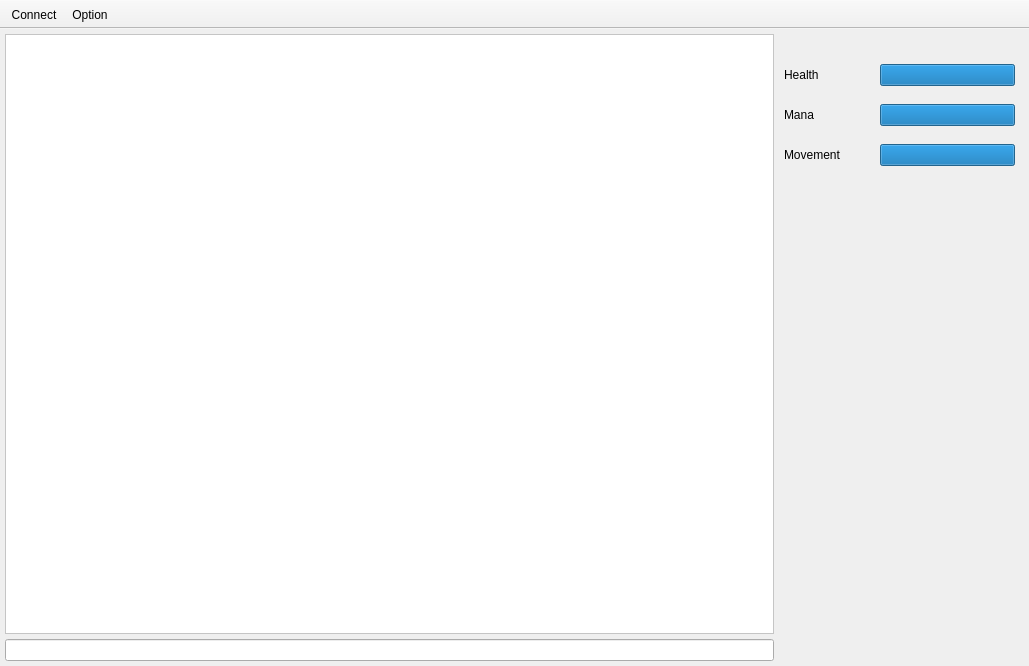
Before: the Qt Designer form src/devclient/gui.ui in develer-staff/devclient, drawn with Qt 5.
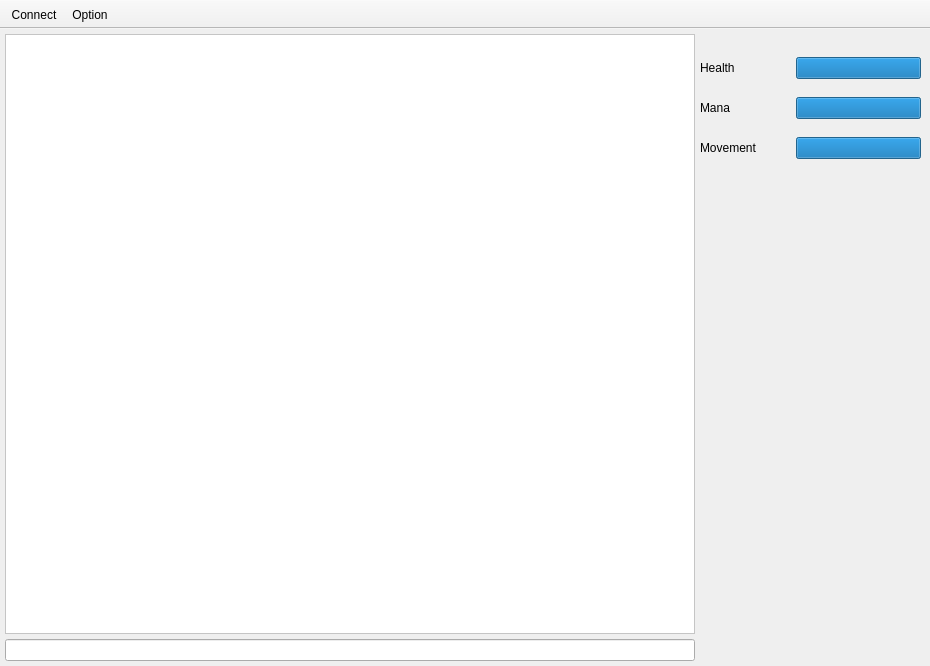
After: the same form once the commit is applied. The open tabs and pages were chosen to show the change. Icons and pictures are not drawn.

Commit message: ridimensionata interfaccia per essere usabile alla risoluzione di 1024x768

```diff
--- a/src/devclient/gui.ui
+++ b/src/devclient/gui.ui
@@ -5,7 +5,7 @@
    <rect>
     <x>0</x>
     <y>0</y>
-    <width>1029</width>
+    <width>930</width>
     <height>666</height>
    </rect>
   </property>
@@ -42,7 +42,7 @@
       </property>
       <property name="minimumSize" >
        <size>
-        <width>760</width>
+        <width>690</width>
         <height>0</height>
        </size>
       </property>
@@ -64,8 +64,8 @@
       </property>
       <property name="minimumSize" >
        <size>
-        <width>245</width>
-        <height>610</height>
+        <width>225</width>
+        <height>615</height>
        </size>
       </property>
       <property name="currentIndex" >
@@ -73,12 +73,12 @@
       </property>
       <widget class="QWidget" name="generic" />
       <widget class="QWidget" name="smaug" >
-       <widget class="QWidget" name="" >
+       <widget class="QWidget" name="layoutWidget" >
         <property name="geometry" >
          <rect>
-          <x>5</x>
-          <y>10</y>
-          <width>231</width>
+          <x>0</x>
+          <y>5</y>
+          <width>221</width>
           <height>126</height>
          </rect>
         </property>
@@ -185,7 +185,7 @@
       </property>
       <property name="minimumSize" >
        <size>
-        <width>760</width>
+        <width>690</width>
         <height>0</height>
        </size>
       </property>
```
The commit also changes 1 other file.
